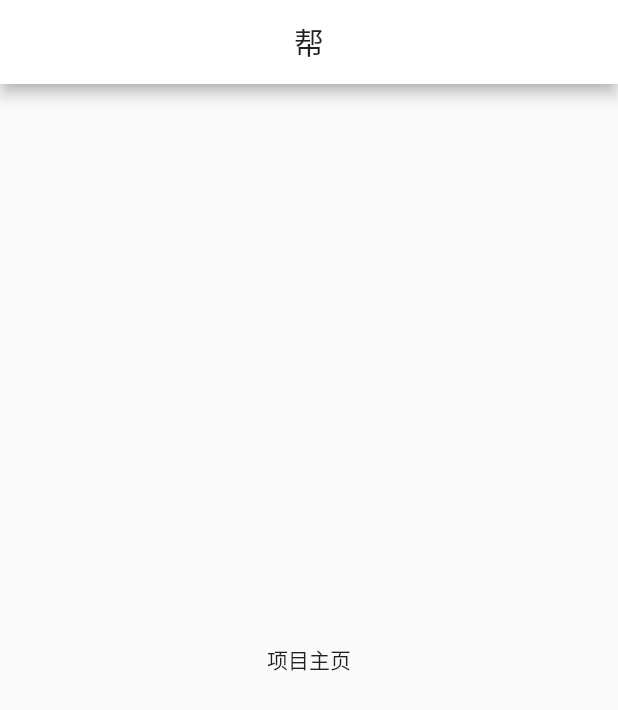
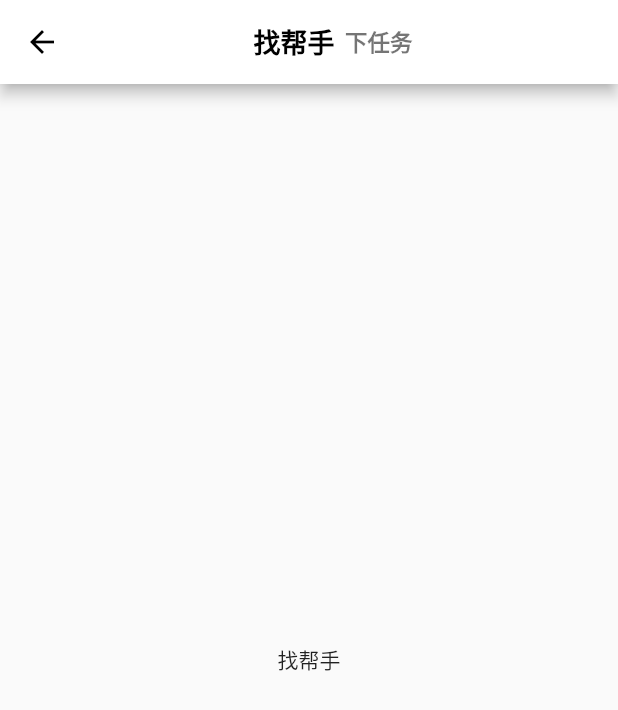
Before and after one commit to xiedong11/zsqy-module-flutter, a Flutter app: the screen it shows after launch, on a phone screen of 412 x 824 dp. Shown: the top 710 px of the screen. Run offline on Flutter 3.47's test engine with Material 2 defaults, Android fonts, the phone set to English and light mode, and no system bars; missing offline and left inert: flutter_statusbarcolor.

Commit message:
项目页面框架搭建

```diff
--- a/lib/main.dart
+++ b/lib/main.dart
@@ -1,24 +1,83 @@
 import 'package:flutter/material.dart';
+import 'package:flutter_app/pages/find_helper.dart';
+import 'package:flutter_app/pages/mark_order.dart';
+import 'package:flutter_statusbarcolor/flutter_statusbarcolor.dart';
+import 'package:flutter/services.dart';
 
-void main() {
+void main() async {
   runApp(MaterialApp(
     home: MainPage(),
     theme: ThemeData(primaryColor: Colors.white),
     debugShowCheckedModeBanner: false,
   ));
+  FlutterStatusbarcolor.setStatusBarColor(Colors.white);
 }
 
-class MainPage extends StatelessWidget {
+class MainPage extends StatefulWidget {
+  @override
+  State<StatefulWidget> createState() {
+    return PageState();
+  }
+}
+
+class PageState extends State<MainPage> {
+  static int FIND_HELPER = 1, MARK_ORDER = 2;
+  var titleStyleSelected =
+      TextStyle(color: Colors.black, fontSize: 18, fontWeight: FontWeight.bold);
+
+  var titleStyleNormal = TextStyle(
+      color: Colors.black54, fontSize: 15, fontWeight: FontWeight.bold);
+
+  var currentIndex = FIND_HELPER;
+
   @override
   Widget build(BuildContext context) {
     return Scaffold(
-      appBar: AppBar(
-        title: Text("帮"),
-        centerTitle: true,
-      ),
-      body: Center(
-        child: Text("项目主页"),
-      ),
-    );
+        appBar: AppBar(
+          backgroundColor: Colors.white,
+          title: Row(
+            mainAxisAlignment: MainAxisAlignment.center,
+            crossAxisAlignment: CrossAxisAlignment.center,
+            children: <Widget>[
+              GestureDetector(
+                child: Text('找帮手',
+                    style: currentIndex == FIND_HELPER
+                        ? titleStyleSelected
+                        : titleStyleNormal),
+                onTap: () {
+                  this.setState(() {
+                    currentIndex = FIND_HELPER;
+                  });
+                },
+              ),
+              SizedBox(width: 7),
+              GestureDetector(
+                child: Text('下任务',
+                    style: currentIndex == MARK_ORDER
+                        ? titleStyleSelected
+                        : titleStyleNormal),
+                onTap: () {
+                  this.setState(() {
+                    currentIndex = MARK_ORDER;
+                  });
+                },
+              ),
+            ],
+          ),
+          actions: <Widget>[
+            Icon(
+              Icons.arrow_back,
+              color: Colors.white,
+            )
+          ],
+          centerTitle: true,
+          leading: GestureDetector(
+            child: Icon(Icons.arrow_back),
+            onTap: () {
+              SystemChannels.platform.invokeMethod('SystemNavigator.pop');
+            },
+          ),
+        ),
+        body: currentIndex == FIND_HELPER ? FindHelper() : MarkOrder());
   }
 }
--- /dev/null
+++ b/lib/pages/find_helper.dart
@@ -0,0 +1,15 @@
+import 'package:flutter/material.dart';
+
+class FindHelper extends StatefulWidget {
+  @override
+  State<StatefulWidget> createState() => PageState();
+}
+
+class PageState extends State<FindHelper> {
+  @override
+  Widget build(BuildContext context) {
+    return Center(
+      child: Text("找帮手"),
+    );
+  }
+}
--- /dev/null
+++ b/lib/pages/mark_order.dart
@@ -0,0 +1,15 @@
+import 'package:flutter/material.dart';
+
+class MarkOrder extends StatefulWidget {
+  @override
+  State<StatefulWidget> createState() => PageState();
+}
+
+class PageState extends State<MarkOrder> {
+  @override
+  Widget build(BuildContext context) {
+    return Center(
+      child: Text("下订单"),
+    );
+  }
+}
--- /dev/null
+++ b/lib/utils/UIUtils.dart
@@ -0,0 +1,4 @@
+
+class UIUtils {
+
+}
--- a/pubspec.yaml
+++ b/pubspec.yaml
@@ -23,6 +23,7 @@ dependencies:
   # The following adds the Cupertino Icons font to your application.
   # Use with the CupertinoIcons class for iOS style icons.
   cupertino_icons: ^0.1.2
+  flutter_statusbarcolor: any
 
 dev_dependencies:
   flutter_test:
```
Also changed, not shown: pubspec.lock.
